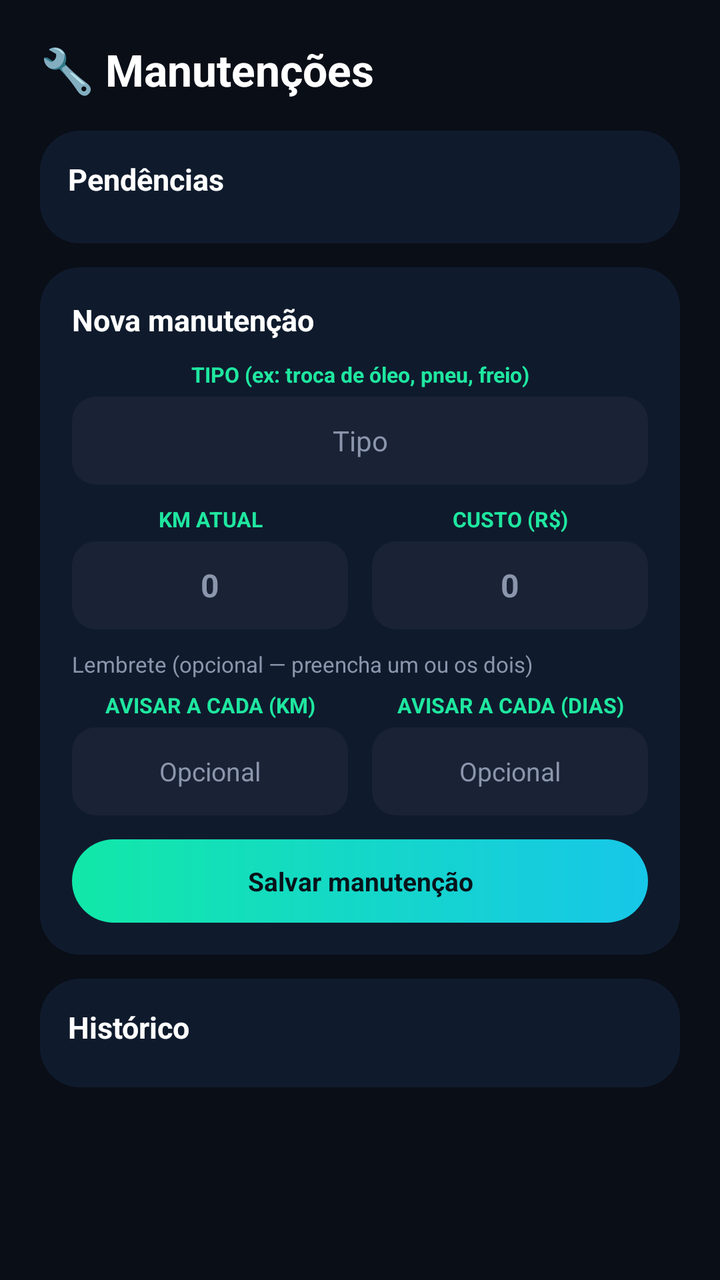
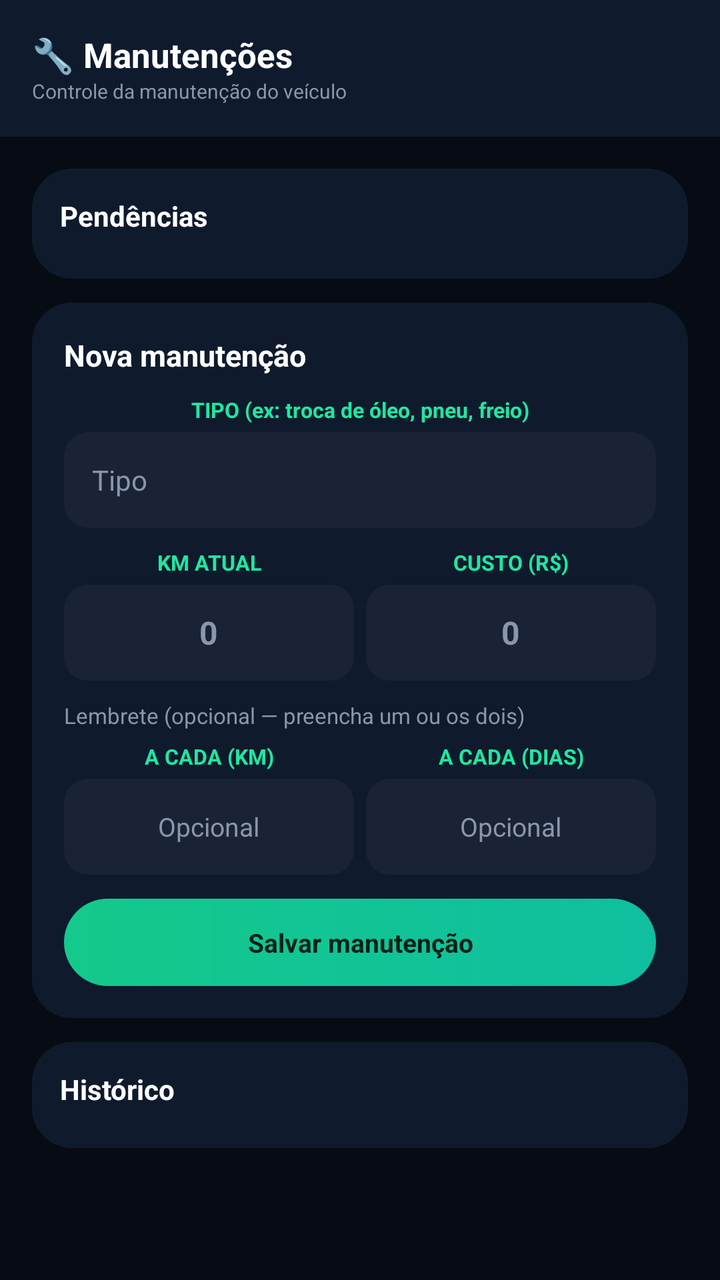

The first picture is an Android layout as it rendered before a commit; the second is the same layout after the commit. The layout source and the unified diff follow.
<!-- AndroidManifest.xml: application theme Theme.MaterialComponents.DayNight.NoActionBar -->
<!-- res/layout/activity_manutencoes.xml -->
<?xml version="1.0" encoding="utf-8"?>
<ScrollView xmlns:android="http://schemas.android.com/apk/res/android"
    android:layout_width="match_parent"
    android:layout_height="match_parent"
    android:background="#0A0E17">

    <LinearLayout
        android:layout_width="match_parent"
        android:layout_height="wrap_content"
        android:orientation="vertical"
        android:padding="20dp">

        <TextView
            android:layout_width="wrap_content"
            android:layout_height="wrap_content"
            android:text="🔧 Manutenções"
            android:textColor="#FFFFFF"
            android:textSize="22sp"
            android:textStyle="bold"
            android:layout_marginBottom="16dp" />

        <LinearLayout
            android:layout_width="match_parent"
            android:layout_height="wrap_content"
            android:orientation="vertical"
            android:background="@drawable/bg_card_dark"
            android:padding="14dp"
            android:layout_marginBottom="12dp">

            <TextView
                android:layout_width="wrap_content"
                android:layout_height="wrap_content"
                android:text="Pendências"
                android:textColor="#FFFFFF"
                android:textSize="15sp"
                android:textStyle="bold"
                android:layout_marginBottom="8dp" />

            <LinearLayout
                android:id="@+id/containerPendencias"
                android:layout_width="match_parent"
                android:layout_height="wrap_content"
                android:orientation="vertical" />
        </LinearLayout>

        <LinearLayout
            android:layout_width="match_parent"
            android:layout_height="wrap_content"
            android:orientation="vertical"
            android:background="@drawable/bg_card_dark"
            android:padding="16dp"
            android:layout_marginBottom="12dp">

            <TextView
                android:layout_width="wrap_content"
                android:layout_height="wrap_content"
                android:text="Nova manutenção"
                android:textColor="#FFFFFF"
                android:textSize="15sp"
                android:textStyle="bold"
                android:layout_marginBottom="10dp" />

            <TextView
                android:layout_width="match_parent"
                android:layout_height="wrap_content"
                android:gravity="center"
                android:text="TIPO (ex: troca de óleo, pneu, freio)"
                android:textColor="#1FE7A0"
                android:textSize="10.5sp"
                android:textStyle="bold"
                android:paddingBottom="4dp" />
            <EditText
                android:id="@+id/edtTipoManutencao"
                android:layout_width="match_parent"
                android:layout_height="44dp"
                android:background="@drawable/bg_input_verde"
                android:gravity="center"
                android:textColor="#FFFFFF"
                android:textColorHint="#8B96AC"
                android:hint="Tipo"
                android:textSize="14sp"
                android:layout_marginBottom="10dp" />

            <LinearLayout
                android:layout_width="match_parent"
                android:layout_height="wrap_content"
                android:orientation="horizontal"
                android:layout_marginBottom="10dp">

                <LinearLayout
                    android:layout_width="0dp"
                    android:layout_height="wrap_content"
                    android:layout_weight="1"
                    android:orientation="vertical"
                    android:layout_marginEnd="6dp">

                    <TextView
                        android:layout_width="match_parent"
                        android:layout_height="wrap_content"
                        android:gravity="center"
                        android:text="KM ATUAL"
                        android:textColor="#1FE7A0"
                        android:textSize="10.5sp"
                        android:textStyle="bold"
                        android:paddingBottom="4dp" />

                    <EditText
                        android:id="@+id/edtKmManutencao"
                        android:layout_width="match_parent"
                        android:layout_height="44dp"
                        android:background="@drawable/bg_input_verde"
                        android:gravity="center"
                        android:textColor="#FFFFFF"
                        android:textColorHint="#8B96AC"
                        android:hint="0"
                        android:textSize="16sp"
                        android:textStyle="bold"
                        android:inputType="numberDecimal" />
                </LinearLayout>

                <LinearLayout
                    android:layout_width="0dp"
                    android:layout_height="wrap_content"
                    android:layout_weight="1"
                    android:orientation="vertical"
                    android:layout_marginStart="6dp">

                    <TextView
                        android:layout_width="match_parent"
                        android:layout_height="wrap_content"
                        android:gravity="center"
                        android:text="CUSTO (R$)"
                        android:textColor="#1FE7A0"
                        android:textSize="10.5sp"
                        android:textStyle="bold"
                        android:paddingBottom="4dp" />

                    <EditText
                        android:id="@+id/edtCustoManutencao"
                        android:layout_width="match_parent"
                        android:layout_height="44dp"
                        android:background="@drawable/bg_input_verde"
                        android:gravity="center"
                        android:textColor="#FFFFFF"
                        android:textColorHint="#8B96AC"
                        android:hint="0"
                        android:textSize="16sp"
                        android:textStyle="bold"
                        android:inputType="numberDecimal" />
                </LinearLayout>
            </LinearLayout>

            <TextView
                android:layout_width="wrap_content"
                android:layout_height="wrap_content"
                android:text="Lembrete (opcional — preencha um ou os dois)"
                android:textColor="#8B96AC"
                android:textSize="11sp"
                android:layout_marginBottom="6dp" />

            <LinearLayout
                android:layout_width="match_parent"
                android:layout_height="wrap_content"
                android:orientation="horizontal"
                android:layout_marginBottom="12dp">

                <LinearLayout
                    android:layout_width="0dp"
                    android:layout_height="wrap_content"
                    android:layout_weight="1"
                    android:orientation="vertical"
                    android:layout_marginEnd="6dp">

                    <TextView
                        android:layout_width="match_parent"
                        android:layout_height="wrap_content"
                        android:gravity="center"
                        android:text="AVISAR A CADA (KM)"
                        android:textColor="#1FE7A0"
                        android:textSize="10.5sp"
                        android:textStyle="bold"
                        android:paddingBottom="4dp" />

                    <EditText
                        android:id="@+id/edtIntervaloKm"
                        android:layout_width="match_parent"
                        android:layout_height="44dp"
                        android:background="@drawable/bg_input_verde"
                        android:gravity="center"
                        android:textColor="#FFFFFF"
                        android:textColorHint="#8B96AC"
                        android:hint="Opcional"
                        android:textSize="13sp"
                        android:inputType="numberDecimal" />
                </LinearLayout>

                <LinearLayout
                    android:layout_width="0dp"
                    android:layout_height="wrap_content"
                    android:layout_weight="1"
                    android:orientation="vertical"
                    android:layout_marginStart="6dp">

                    <TextView
                        android:layout_width="match_parent"
                        android:layout_height="wrap_content"
                        android:gravity="center"
                        android:text="AVISAR A CADA (DIAS)"
                        android:textColor="#1FE7A0"
                        android:textSize="10.5sp"
                        android:textStyle="bold"
                        android:paddingBottom="4dp" />

                    <EditText
                        android:id="@+id/edtIntervaloDias"
                        android:layout_width="match_parent"
                        android:layout_height="44dp"
                        android:background="@drawable/bg_input_verde"
                        android:gravity="center"
                        android:textColor="#FFFFFF"
                        android:textColorHint="#8B96AC"
                        android:hint="Opcional"
                        android:textSize="13sp"
                        android:inputType="number" />
                </LinearLayout>
            </LinearLayout>

            <TextView
                android:id="@+id/btnSalvarManutencao"
                android:layout_width="match_parent"
                android:layout_height="wrap_content"
                android:background="@drawable/bg_hero_green"
                android:padding="12dp"
                android:gravity="center"
                android:text="Salvar manutenção"
                android:textColor="#08131A"
                android:textSize="13sp"
                android:textStyle="bold"
                android:clickable="true"
                android:focusable="true" />
        </LinearLayout>

        <LinearLayout
            android:layout_width="match_parent"
            android:layout_height="wrap_content"
            android:orientation="vertical"
            android:background="@drawable/bg_card_dark"
            android:padding="14dp">

            <TextView
                android:layout_width="wrap_content"
                android:layout_height="wrap_content"
                android:text="Histórico"
                android:textColor="#FFFFFF"
                android:textSize="15sp"
                android:textStyle="bold"
                android:layout_marginBottom="6dp" />

            <LinearLayout
                android:id="@+id/containerHistoricoManutencoes"
                android:layout_width="match_parent"
                android:layout_height="wrap_content"
                android:orientation="vertical" />
        </LinearLayout>

    </LinearLayout>
</ScrollView>
<!-- resources referenced by this layout -->
<resources>
  <!-- drawable bg_card_dark (drawable) -->
  <?xml version="1.0" encoding="utf-8"?>
  <shape xmlns:android="http://schemas.android.com/apk/res/android" android:shape="rectangle">
      <solid android:color="#0F1B2D" />
      <corners android:radius="20dp" />
  </shape>
  <!-- drawable bg_hero_green (drawable) -->
  <?xml version="1.0" encoding="utf-8"?>
  <shape xmlns:android="http://schemas.android.com/apk/res/android" android:shape="rectangle">
      <gradient
          android:angle="0"
          android:startColor="#12E8A8"
          android:endColor="#17C7E8" />
      <corners android:radius="28dp" />
  </shape>
  <!-- drawable bg_input_verde (drawable) -->
  <?xml version="1.0" encoding="utf-8"?>
  <shape xmlns:android="http://schemas.android.com/apk/res/android" android:shape="rectangle">
      <solid android:color="#1A2236" />
      <corners android:radius="12dp" />
  </shape>
</resources>

<!-- the commit's change to res/layout/activity_manutencoes.xml (unified diff, before → after) -->
@@ -2,266 +2,287 @@
 <ScrollView xmlns:android="http://schemas.android.com/apk/res/android"
     android:layout_width="match_parent"
     android:layout_height="match_parent"
-    android:background="#0A0E17">
+    android:background="#070C14">
 
     <LinearLayout
         android:layout_width="match_parent"
         android:layout_height="wrap_content"
-        android:orientation="vertical"
-        android:padding="20dp">
-
-        <TextView
-            android:layout_width="wrap_content"
-            android:layout_height="wrap_content"
-            android:text="🔧 Manutenções"
-            android:textColor="#FFFFFF"
-            android:textSize="22sp"
-            android:textStyle="bold"
-            android:layout_marginBottom="16dp" />
+        android:orientation="vertical">
 
         <LinearLayout
             android:layout_width="match_parent"
             android:layout_height="wrap_content"
             android:orientation="vertical"
-            android:background="@drawable/bg_card_dark"
-            android:padding="14dp"
-            android:layout_marginBottom="12dp">
+            android:background="#0F1B2D"
+            android:padding="16dp"
+            android:paddingBottom="18dp">
 
             <TextView
                 android:layout_width="wrap_content"
                 android:layout_height="wrap_content"
-                android:text="Pendências"
+                android:text="🔧 Manutenções"
                 android:textColor="#FFFFFF"
-                android:textSize="15sp"
-                android:textStyle="bold"
-                android:layout_marginBottom="8dp" />
-
-            <LinearLayout
-                android:id="@+id/containerPendencias"
-                android:layout_width="match_parent"
-                android:layout_height="wrap_content"
-                android:orientation="vertical" />
+                android:textSize="17sp"
+                android:textStyle="bold" />
+
+            <TextView
+                android:layout_width="wrap_content"
+                android:layout_height="wrap_content"
+                android:text="Controle da manutenção do veículo"
+                android:textColor="#8B96AC"
+                android:textSize="10sp" />
         </LinearLayout>
 
         <LinearLayout
             android:layout_width="match_parent"
             android:layout_height="wrap_content"
             android:orientation="vertical"
-            android:background="@drawable/bg_card_dark"
-            android:padding="16dp"
-            android:layout_marginBottom="12dp">
-
-            <TextView
-                android:layout_width="wrap_content"
-                android:layout_height="wrap_content"
-                android:text="Nova manutenção"
-                android:textColor="#FFFFFF"
-                android:textSize="15sp"
-                android:textStyle="bold"
-                android:layout_marginBottom="10dp" />
-
-            <TextView
-                android:layout_width="match_parent"
-                android:layout_height="wrap_content"
-                android:gravity="center"
-                android:text="TIPO (ex: troca de óleo, pneu, freio)"
-                android:textColor="#1FE7A0"
-                android:textSize="10.5sp"
-                android:textStyle="bold"
-                android:paddingBottom="4dp" />
-            <EditText
-                android:id="@+id/edtTipoManutencao"
-                android:layout_width="match_parent"
-                android:layout_height="44dp"
-                android:background="@drawable/bg_input_verde"
-                android:gravity="center"
-                android:textColor="#FFFFFF"
-                android:textColorHint="#8B96AC"
-                android:hint="Tipo"
-                android:textSize="14sp"
-                android:layout_marginBottom="10dp" />
+            android:padding="16dp">
 
             <LinearLayout
                 android:layout_width="match_parent"
                 android:layout_height="wrap_content"
-                android:orientation="horizontal"
-                android:layout_marginBottom="10dp">
-
-                <LinearLayout
-                    android:layout_width="0dp"
-                    android:layout_height="wrap_content"
-                    android:layout_weight="1"
-                    android:orientation="vertical"
-                    android:layout_marginEnd="6dp">
-
-                    <TextView
-                        android:layout_width="match_parent"
-                        android:layout_height="wrap_content"
-                        android:gravity="center"
-                        android:text="KM ATUAL"
-                        android:textColor="#1FE7A0"
-                        android:textSize="10.5sp"
-                        android:textStyle="bold"
-                        android:paddingBottom="4dp" />
-
-                    <EditText
-                        android:id="@+id/edtKmManutencao"
-                        android:layout_width="match_parent"
-                        android:layout_height="44dp"
-                        android:background="@drawable/bg_input_verde"
-                        android:gravity="center"
-                        android:textColor="#FFFFFF"
-                        android:textColorHint="#8B96AC"
-                        android:hint="0"
-                        android:textSize="16sp"
-                        android:textStyle="bold"
-                        android:inputType="numberDecimal" />
-                </LinearLayout>
-
-                <LinearLayout
-                    android:layout_width="0dp"
-                    android:layout_height="wrap_content"
-                    android:layout_weight="1"
-                    android:orientation="vertical"
-                    android:layout_marginStart="6dp">
-
-                    <TextView
-                        android:layout_width="match_parent"
-                        android:layout_height="wrap_content"
-                        android:gravity="center"
-                        android:text="CUSTO (R$)"
-                        android:textColor="#1FE7A0"
-                        android:textSize="10.5sp"
-                        android:textStyle="bold"
-                        android:paddingBottom="4dp" />
-
-                    <EditText
-                        android:id="@+id/edtCustoManutencao"
-                        android:layout_width="match_parent"
-                        android:layout_height="44dp"
-                        android:background="@drawable/bg_input_verde"
-                        android:gravity="center"
-                        android:textColor="#FFFFFF"
-                        android:textColorHint="#8B96AC"
-                        android:hint="0"
-                        android:textSize="16sp"
-                        android:textStyle="bold"
-                        android:inputType="numberDecimal" />
-                </LinearLayout>
+                android:orientation="vertical"
+                android:background="@drawable/bg_card_dark"
+                android:padding="14dp"
+                android:layout_marginBottom="12dp">
+
+                <TextView
+                    android:layout_width="wrap_content"
+                    android:layout_height="wrap_content"
+                    android:text="Pendências"
+                    android:textColor="#FFFFFF"
+                    android:textSize="14sp"
+                    android:textStyle="bold"
+                    android:layout_marginBottom="8dp" />
+
+                <LinearLayout
+                    android:id="@+id/containerPendencias"
+                    android:layout_width="match_parent"
+                    android:layout_height="wrap_content"
+                    android:orientation="vertical" />
             </LinearLayout>
-
-            <TextView
-                android:layout_width="wrap_content"
-                android:layout_height="wrap_content"
-                android:text="Lembrete (opcional — preencha um ou os dois)"
-                android:textColor="#8B96AC"
-                android:textSize="11sp"
-                android:layout_marginBottom="6dp" />
 
             <LinearLayout
                 android:layout_width="match_parent"
                 android:layout_height="wrap_content"
-                android:orientation="horizontal"
+                android:orientation="vertical"
+                android:background="@drawable/bg_card_dark"
+                android:padding="16dp"
                 android:layout_marginBottom="12dp">
 
-                <LinearLayout
-                    android:layout_width="0dp"
-                    android:layout_height="wrap_content"
-                    android:layout_weight="1"
-                    android:orientation="vertical"
-                    android:layout_marginEnd="6dp">
-
-                    <TextView
-                        android:layout_width="match_parent"
-                        android:layout_height="wrap_content"
-                        android:gravity="center"
-                        android:text="AVISAR A CADA (KM)"
-                        android:textColor="#1FE7A0"
-                        android:textSize="10.5sp"
-                        android:textStyle="bold"
-                        android:paddingBottom="4dp" />
-
-                    <EditText
-                        android:id="@+id/edtIntervaloKm"
-                        android:layout_width="match_parent"
-                        android:layout_height="44dp"
-                        android:background="@drawable/bg_input_verde"
-                        android:gravity="center"
-                        android:textColor="#FFFFFF"
-                        android:textColorHint="#8B96AC"
-                        android:hint="Opcional"
-                        android:textSize="13sp"
-                        android:inputType="numberDecimal" />
+                <TextView
+                    android:layout_width="wrap_content"
+                    android:layout_height="wrap_content"
+                    android:text="Nova manutenção"
+                    android:textColor="#FFFFFF"
+                    android:textSize="15sp"
+                    android:textStyle="bold"
+                    android:layout_marginBottom="10dp" />
+
+                <TextView
+                    android:layout_width="match_parent"
+                    android:layout_height="wrap_content"
+                    android:gravity="center"
+                    android:text="TIPO (ex: troca de óleo, pneu, freio)"
+                    android:textColor="#1FE7A0"
+                    android:textSize="10.5sp"
+                    android:textStyle="bold"
+                    android:paddingBottom="4dp" />
+                <EditText
+                    android:id="@+id/edtTipoManutencao"
+                    android:layout_width="match_parent"
+                    android:layout_height="48dp"
+                    android:background="@drawable/bg_input_verde"
+                    android:paddingStart="14dp"
+                    android:paddingEnd="14dp"
+                    android:gravity="center_vertical"
+                    android:textColor="#FFFFFF"
+                    android:textColorHint="#8B96AC"
+                    android:hint="Tipo"
+                    android:textSize="14sp"
+                    android:layout_marginBottom="10dp" />
+
+                <LinearLayout
+                    android:layout_width="match_parent"
+                    android:layout_height="wrap_content"
+                    android:orientation="horizontal"
+                    android:layout_marginBottom="10dp">
+
+                    <LinearLayout
+                        android:layout_width="0dp"
+                        android:layout_height="wrap_content"
+                        android:layout_weight="1"
+                        android:orientation="vertical"
+                        android:layout_marginEnd="6dp">
+
+                        <TextView
+                            android:layout_width="match_parent"
+                            android:layout_height="wrap_content"
+                            android:gravity="center"
+                            android:text="KM ATUAL"
+                            android:textColor="#1FE7A0"
+                            android:textSize="10.5sp"
+                            android:textStyle="bold"
+                            android:paddingBottom="4dp" />
+
+                        <EditText
+                            android:id="@+id/edtKmManutencao"
+                            android:layout_width="match_parent"
+                            android:layout_height="48dp"
+                            android:background="@drawable/bg_input_verde"
+                            android:gravity="center"
+                            android:textColor="#FFFFFF"
+                            android:textColorHint="#8B96AC"
+                            android:hint="0"
+                            android:textSize="16sp"
+                            android:textStyle="bold"
+                            android:inputType="numberDecimal" />
+                    </LinearLayout>
+
+                    <LinearLayout
+                        android:layout_width="0dp"
+                        android:layout_height="wrap_content"
+                        android:layout_weight="1"
+                        android:orientation="vertical">
+
+                        <TextView
+                            android:layout_width="match_parent"
+                            android:layout_height="wrap_content"
+                            android:gravity="center"
+                            android:text="CUSTO (R$)"
+                            android:textColor="#1FE7A0"
+                            android:textSize="10.5sp"
+                            android:textStyle="bold"
+                            android:paddingBottom="4dp" />
+
+                        <EditText
+                            android:id="@+id/edtCustoManutencao"
+                            android:layout_width="match_parent"
+                            android:layout_height="48dp"
+                            android:background="@drawable/bg_input_verde"
+                            android:gravity="center"
+                            android:textColor="#FFFFFF"
+                            android:textColorHint="#8B96AC"
+                            android:hint="0"
+                            android:textSize="16sp"
+                            android:textStyle="bold"
+                            android:inputType="numberDecimal" />
+                    </LinearLayout>
                 </LinearLayout>
 
-                <LinearLayout
-                    android:layout_width="0dp"
-                    android:layout_height="wrap_content"
-                    android:layout_weight="1"
-                    android:orientation="vertical"
-                    android:layout_marginStart="6dp">
-
-                    <TextView
-                        android:layout_width="match_parent"
-                        android:layout_height="wrap_content"
-                        android:gravity="center"
-                        android:text="AVISAR A CADA (DIAS)"
-                        android:textColor="#1FE7A0"
-                        android:textSize="10.5sp"
-                        android:textStyle="bold"
-                        android:paddingBottom="4dp" />
-
-                    <EditText
-                        android:id="@+id/edtIntervaloDias"
-                        android:layout_width="match_parent"
-                        android:layout_height="44dp"
-                        android:background="@drawable/bg_input_verde"
-                        android:gravity="center"
-                        android:textColor="#FFFFFF"
-                        android:textColorHint="#8B96AC"
-                        android:hint="Opcional"
-                        android:textSize="13sp"
-                        android:inputType="number" />
+                <TextView
+                    android:layout_width="wrap_content"
+                    android:layout_height="wrap_content"
+                    android:text="Lembrete (opcional — preencha um ou os dois)"
+                    android:textColor="#8B96AC"
+                    android:textSize="11sp"
+                    android:layout_marginBottom="6dp" />
+
+                <LinearLayout
+                    android:layout_width="match_parent"
+                    android:layout_height="wrap_content"
+                    android:orientation="horizontal"
+                    android:layout_marginBottom="12dp">
+
+                    <LinearLayout
+                        android:layout_width="0dp"
+                        android:layout_height="wrap_content"
+                        android:layout_weight="1"
+                        android:orientation="vertical"
+                        android:layout_marginEnd="6dp">
+
+                        <TextView
+                            android:layout_width="match_parent"
+                            android:layout_height="wrap_content"
+                            android:gravity="center"
+                            android:text="A CADA (KM)"
+                            android:textColor="#1FE7A0"
+                            android:textSize="10.5sp"
+                            android:textStyle="bold"
+                            android:paddingBottom="4dp" />
+
+                        <EditText
+                            android:id="@+id/edtIntervaloKm"
+                            android:layout_width="match_parent"
+                            android:layout_height="48dp"
+                            android:background="@drawable/bg_input_verde"
+                            android:gravity="center"
+                            android:textColor="#FFFFFF"
+                            android:textColorHint="#8B96AC"
+                            android:hint="Opcional"
+                            android:textSize="13sp"
+                            android:inputType="numberDecimal" />
+                    </LinearLayout>
+
+                    <LinearLayout
+                        android:layout_width="0dp"
+                        android:layout_height="wrap_content"
+                        android:layout_weight="1"
+                        android:orientation="vertical">
+
+                        <TextView
+                            android:layout_width="match_parent"
+                            android:layout_height="wrap_content"
+                            android:gravity="center"
+                            android:text="A CADA (DIAS)"
+                            android:textColor="#1FE7A0"
+                            android:textSize="10.5sp"
+                            android:textStyle="bold"
+                            android:paddingBottom="4dp" />
+
+                        <EditText
+                            android:id="@+id/edtIntervaloDias"
+                            android:layout_width="match_parent"
+                            android:layout_height="48dp"
+                            android:background="@drawable/bg_input_verde"
+                            android:gravity="center"
+                            android:textColor="#FFFFFF"
+                            android:textColorHint="#8B96AC"
+                            android:hint="Opcional"
+                            android:textSize="13sp"
+                            android:inputType="number" />
+                    </LinearLayout>
                 </LinearLayout>
+
+                <TextView
+                    android:id="@+id/btnSalvarManutencao"
+                    android:layout_width="match_parent"
+                    android:layout_height="wrap_content"
+                    android:background="@drawable/bg_cta_start"
+                    android:padding="13dp"
+                    android:gravity="center"
+                    android:text="Salvar manutenção"
+                    android:textColor="#052018"
+                    android:textSize="13sp"
+                    android:textStyle="bold"
+                    android:clickable="true"
+                    android:focusable="true" />
             </LinearLayout>
 
-            <TextView
-                android:id="@+id/btnSalvarManutencao"
+            <LinearLayout
                 android:layout_width="match_parent"
                 android:layout_height="wrap_content"
-                android:background="@drawable/bg_hero_green"
-                android:padding="12dp"
-                android:gravity="center"
-                android:text="Salvar manutenção"
-                android:textColor="#08131A"
-                android:textSize="13sp"
-                android:textStyle="bold"
-                android:clickable="true"
-                android:focusable="true" />
+                android:orientation="vertical"
+                android:background="@drawable/bg_card_dark"
+                android:padding="14dp">
+
+                <TextView
+                    android:layout_width="wrap_content"
+                    android:layout_height="wrap_content"
+                    android:text="Histórico"
+                    android:textColor="#FFFFFF"
+                    android:textSize="14sp"
+                    android:textStyle="bold"
+                    android:layout_marginBottom="6dp" />
+
+                <LinearLayout
+                    android:id="@+id/containerHistoricoManutencoes"
+                    android:layout_width="match_parent"
+                    android:layout_height="wrap_content"
+                    android:orientation="vertical" />
+            </LinearLayout>
+
         </LinearLayout>
-
-        <LinearLayout
-            android:layout_width="match_parent"
-            android:layout_height="wrap_content"
-            android:orientation="vertical"
-            android:background="@drawable/bg_card_dark"
-            android:padding="14dp">
-
-            <TextView
-                android:layout_width="wrap_content"
-                android:layout_height="wrap_content"
-                android:text="Histórico"
-                android:textColor="#FFFFFF"
-                android:textSize="15sp"
-                android:textStyle="bold"
-                android:layout_marginBottom="6dp" />
-
-            <LinearLayout
-                android:id="@+id/containerHistoricoManutencoes"
-                android:layout_width="match_parent"
-                android:layout_height="wrap_content"
-                android:orientation="vertical" />
-        </LinearLayout>
-
     </LinearLayout>
 </ScrollView>
<!-- resource entries referenced after the edit -->
@@ -6,14 +6,14 @@
       <solid android:color="#0F1B2D" />
       <corners android:radius="20dp" />
   </shape>
-  <!-- drawable bg_hero_green (drawable) -->
+  <!-- drawable bg_cta_start (drawable) -->
   <?xml version="1.0" encoding="utf-8"?>
   <shape xmlns:android="http://schemas.android.com/apk/res/android" android:shape="rectangle">
       <gradient
           android:angle="0"
-          android:startColor="#12E8A8"
-          android:endColor="#17C7E8" />
-      <corners android:radius="28dp" />
+          android:startColor="#14C98B"
+          android:endColor="#0FBFA0" />
+      <corners android:radius="30dp" />
   </shape>
   <!-- drawable bg_input_verde (drawable) -->
   <?xml version="1.0" encoding="utf-8"?>
